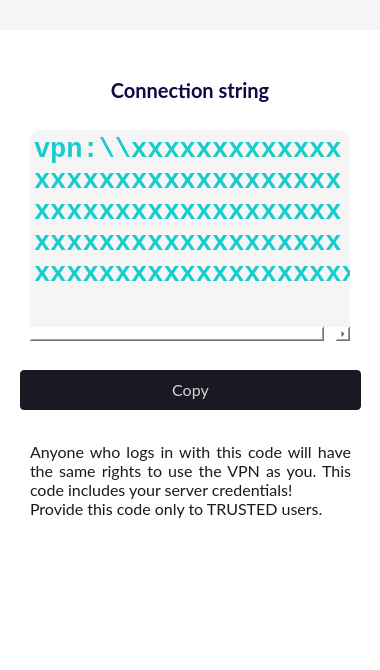
First picture: the form in client/ui/mainwindow.ui, repository amnezia-vpn/amnezia-client, before the edit.
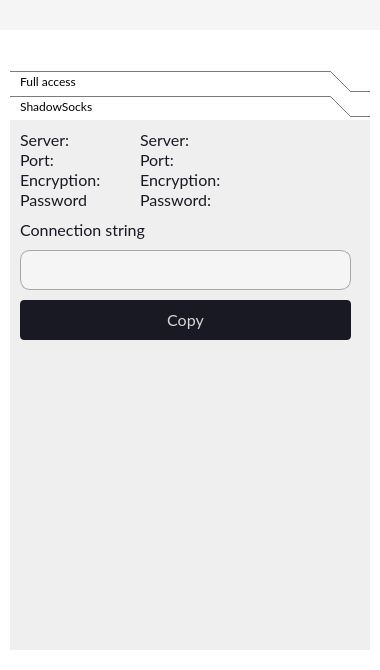
Second picture: the form after the edit. The open tabs and pages were chosen to show the change. Icons and pictures are not drawn. Custom widgets are drawn as their Qt base class.

Commit message: QR code lib added ShadowSocks export ui stylesheet fixes ip:port regexp fixed dns settings reset bug fixed

```diff
--- a/client/ui/mainwindow.ui
+++ b/client/ui/mainwindow.ui
@@ -14,8 +14,30 @@
    <string/>
   </property>
   <property name="styleSheet">
-   <string notr="true">
+   <string notr="true">QWidget {
+font-family: &quot;Lato&quot;;
+}
+
+/*----------------------*/
+
+QPushButton {
+	font-size: 16px;
+	outline: none;
+	font-style: normal;
+	font-weight: normal;
+
+	border: none;
+}
+QPushButton:disabled {
+	border: none;
+}
+
 QLabel {
+	outline: none;
+	font-size: 16px;
+
+	font-style: normal;
+	font-weight: normal;
     color: #181922;
 }
 QLabel:disabled {
@@ -25,25 +47,27 @@
 QMessageBox QLabel {
     font: 16px &quot;Lato&quot;;	
 }
-/*
-QMessageBox QPushButton {
-    border: 1;
-}
-*/
+
 
 /*----------------------*/
 
+QTextEdit {
+background: #F4F4F4;
+
+/* grey */
+border: 1px solid #A7A7A7;
+color: #333333;
+
+}
+
 QLineEdit {
-    border: none;
-    border-bottom:2px solid rgb(120, 120, 120);
+font-size: 16px;
+selection-background-color: darkgray;
 
-	color: rgb(140, 140, 140);
+background: #F4F4F4;
 
-	/*font: 13pt &quot;JMH Cthulhumbus&quot;;*/
-
-	background:transparent;
-
-    selection-background-color: darkgray;
+border: 1px solid #A7A7A7;
+color: #333333;
 }
 
 QLineEdit:focus {
@@ -58,12 +82,15 @@
     color: rgb(127, 127, 127);
 }
 
+QRadioButton {
+    color: #181922;
+	font-size: 16px;
+    background: transparent;
+}
 
 QCheckBox {
     color: #181922;
-
-	font: 63 11pt &quot;Open Sans&quot;;
-	/*font: 11pt &quot;JMH Cthulhumbus&quot;;*/
+	font-size: 16px;
     background: transparent;
 }
 
@@ -86,7 +113,7 @@
 
 
 QScrollBar:vertical { /* The area behind the scrollbar covering entire height.   */  
-    background-color: black;
+    background-color: grey;
     opacity: 100;
     width: 7px; /* set width to zero to hide scrollbar entirely. Can look quite clean and scrolling still works with mousewheel.  */
     margin: 0px 0px; /* Takes the height of the buttons + 3 extra pixels to leave some free space between handle and buttons */
@@ -152,25 +179,7 @@
      </rect>
     </property>
     <property name="styleSheet">
-     <string notr="true">QWidget {
-	font: 16px &quot;Lato&quot;;	
-	outline: none;
-	font-style: normal;
-	font-weight: normal;
-}
-
-/*----------------------*/
-
-QPushButton {
-	border: none;
-}
-QPushButton:disabled {
-	border: none;
-}
-
-/*----------------------*/
-
-QWidget #widget_main {
+     <string notr="true">QWidget #widget_main {
 	background: white;
 }
 </string>
@@ -251,9 +260,7 @@
       </rect>
      </property>
      <property name="styleSheet">
-      <string notr="true">QWidget {
-	background: white;
-}</string>
+      <string notr="true"/>
      </property>
      <property name="currentIndex">
       <number>2</number>
@@ -2442,48 +2449,111 @@
         <string/>
        </property>
       </widget>
-      <widget class="QLabel" name="label_sites_add_custom_2">
-       <property name="enabled">
-        <bool>true</bool>
-       </property>
+      <widget class="QToolBox" name="toolBox_share_connection">
        <property name="geometry">
         <rect>
-         <x>20</x>
+         <x>10</x>
          <y>40</y>
-         <width>340</width>
-         <height>40</height>
+         <width>360</width>
+         <height>580</height>
         </rect>
        </property>
+       <property name="sizePolicy">
+        <sizepolicy hsizetype="Ignored" vsizetype="Ignored">
+         <horstretch>0</horstretch>
+         <verstretch>0</verstretch>
+        </sizepolicy>
+       </property>
+       <property name="font">
+        <font>
+         <family>Lato</family>
+         <weight>50</weight>
+         <italic>false</italic>
+         <bold>false</bold>
+        </font>
+       </property>
        <property name="styleSheet">
-        <string notr="true">font-family: Lato;
+        <string notr="true">QToolBox {
+margins: 0px;
+}
+
+QToolBox  QFrame {
+background: transparent;
+}
+
+QToolBox &gt; QWidget {
+	font: 25px &quot;Lato&quot;;	
+
+background: transparent;
+border-radius: 5px;
+
+    background: qlineargradient(x1: 0, y1: 0, x2: 0, y2: 1,
+                                stop: 0 #F1F1F1, stop: 0.4 #FFFFFF,
+                                stop: 0.5 #F8F8F8, stop: 1.0 #FFFFFF);
+
+}
+
+QToolBox::tab {
+    background: qlineargradient(x1: 0, y1: 0, x2: 0, y2: 1,
+                                stop: 0 #E1E1E1, stop: 0.4 #DDDDDD,
+                                stop: 0.5 #D8D8D8, stop: 1.0 #D3D3D3);
+border-radius: 2px;
+font-family: Lato;
 font-style: normal;
 font-weight: bold;
-font-size: 20px;
-line-height: 25px;
+font-size: 23px;
 color: #100A44;
-</string>
+image: url(:/images/share.png);
+image-position: left;
+padding-left: 10px;
+
+  border-color: #DDDDDD;
+  border-bottom: 2px solid #DDDDDD;
+}
+
+QToolBox::tab:hover {
+  border-color: #148CD2;
+  border-bottom: 2px solid #148CD2;
+}</string>
        </property>
-       <property name="text">
-        <string>Connection string</string>
+       <property name="frameShape">
+        <enum>QFrame::NoFrame</enum>
        </property>
-       <property name="alignment">
-        <set>Qt::AlignCenter</set>
+       <property name="lineWidth">
+        <number>0</number>
        </property>
-       <property name="wordWrap">
-        <bool>true</bool>
+       <property name="currentIndex">
+        <number>1</number>
        </property>
-      </widget>
-      <widget class="QTextEdit" name="textEdit_sharing_code">
-       <property name="geometry">
-        <rect>
-         <x>30</x>
-         <y>100</y>
-         <width>320</width>
-         <height>211</height>
-        </rect>
+       <property name="tabSpacing">
+        <number>2</number>
        </property>
-       <property name="styleSheet">
-        <string notr="true">QTextEdit {
+       <widget class="QWidget" name="page_share_main">
+        <property name="geometry">
+         <rect>
+          <x>0</x>
+          <y>0</y>
+          <width>360</width>
+          <height>500</height>
+         </rect>
+        </property>
+        <property name="styleSheet">
+         <string notr="true"/>
+        </property>
+        <attribute name="label">
+         <string>  Full access</string>
+        </attribute>
+        <widget class="QTextEdit" name="textEdit_sharing_code">
+         <property name="geometry">
+          <rect>
+           <x>10</x>
+           <y>10</y>
+           <width>330</width>
+           <height>100</height>
+          </rect>
+         </property>
+         <property name="styleSheet">
+          <string notr="true">QTextEdit {
 
 background: #F5F5F5;
 border-radius: 10px;
@@ -2492,80 +2562,43 @@
 font-family: Consolas;
 font-style: normal;
 font-weight: bold;
-font-size: 22px;
-line-height: 110%;
-/* or 35px */
+font-size: 20px;
+
 text-align: center;
 
 color: #15CDCB;
 
 }
 </string>
-       </property>
-       <property name="lineWrapMode">
-        <enum>QTextEdit::FixedColumnWidth</enum>
-       </property>
-       <property name="lineWrapColumnOrWidth">
-        <number>30</number>
-       </property>
-       <property name="readOnly">
-        <bool>true</bool>
-       </property>
-       <property name="html">
-        <string>&lt;!DOCTYPE HTML PUBLIC &quot;-//W3C//DTD HTML 4.0//EN&quot; &quot;http://www.w3.org/TR/REC-html40/strict.dtd&quot;&gt;
+         </property>
+         <property name="lineWrapMode">
+          <enum>QTextEdit::FixedColumnWidth</enum>
+         </property>
+         <property name="lineWrapColumnOrWidth">
+          <number>30</number>
+         </property>
+         <property name="readOnly">
+          <bool>true</bool>
+         </property>
+         <property name="html">
+          <string>&lt;!DOCTYPE HTML PUBLIC &quot;-//W3C//DTD HTML 4.0//EN&quot; &quot;http://www.w3.org/TR/REC-html40/strict.dtd&quot;&gt;
 &lt;html&gt;&lt;head&gt;&lt;meta name=&quot;qrichtext&quot; content=&quot;1&quot; /&gt;&lt;style type=&quot;text/css&quot;&gt;
 p, li { white-space: pre-wrap; }
-&lt;/style&gt;&lt;/head&gt;&lt;body style=&quot; font-family:'Consolas'; font-size:22px; font-weight:600; font-style:normal;&quot;&gt;
+&lt;/style&gt;&lt;/head&gt;&lt;body style=&quot; font-family:'Consolas'; font-size:20px; font-weight:600; font-style:normal;&quot;&gt;
 &lt;p style=&quot; margin-top:0px; margin-bottom:0px; margin-left:0px; margin-right:0px; -qt-block-indent:0; text-indent:0px;&quot;&gt;&lt;span style=&quot; font-size:20pt;&quot;&gt;vpn:\\xxxxxxxxxxxxxxxxxxxxxxxxxxxxxxxxxxxxxxxxxxxxxxxxxxxxxxxxxxxxxxxxxxxxxxxxxxxxxxxxxxxxxxxxxxx&lt;/span&gt;&lt;/p&gt;&lt;/body&gt;&lt;/html&gt;</string>
-       </property>
-      </widget>
-      <widget class="QPushButton" name="pushButton_copy_sharing_code">
-       <property name="geometry">
-        <rect>
-         <x>20</x>
-         <y>340</y>
-         <width>341</width>
-         <height>40</height>
-        </rect>
-       </property>
-       <property name="cursor">
-        <cursorShape>PointingHandCursor</cursorShape>
-       </property>
-       <property name="styleSheet">
-        <string notr="true">QPushButton {
-	font-size: 13pt;
-	font: &quot;Open Sans Semibold&quot;;
-	color:rgb(212, 212, 212);
-	
-background: #181922;
-border-radius: 4px;
-
-font-family: Lato;
-font-style: normal;
-font-weight: normal;
-font-size: 16px;
-line-height: 21px;
-
-}
-QPushButton:hover {
-background: #282932;
-}</string>
-       </property>
-       <property name="text">
-        <string>Copy</string>
-       </property>
-      </widget>
-      <widget class="QLabel" name="label_12">
-       <property name="geometry">
-        <rect>
-         <x>30</x>
-         <y>400</y>
-         <width>321</width>
-         <height>101</height>
-        </rect>
-       </property>
-       <property name="styleSheet">
-        <string notr="true">font-family: Lato;
+         </property>
+        </widget>
+        <widget class="QLabel" name="label_12">
+         <property name="geometry">
+          <rect>
+           <x>10</x>
+           <y>180</y>
+           <width>321</width>
+           <height>111</height>
+          </rect>
+         </property>
+         <property name="styleSheet">
+          <string notr="true">font-family: Lato;
 font-style: normal;
 font-weight: normal;
 font-size: 16px;
@@ -2573,33 +2606,280 @@
 
 color: #181922;
 </string>
-       </property>
-       <property name="text">
-        <string>Anyone who logs in with this code will have the same rights to use the VPN as you. This code includes your server credentials!
+         </property>
+         <property name="text">
+          <string>Anyone who logs in with this code will have the same permissions to use VPN and your server as you. 
+This code includes your server credentials!
 Provide this code only to TRUSTED users.</string>
-       </property>
-       <property name="alignment">
-        <set>Qt::AlignJustify|Qt::AlignVCenter</set>
-       </property>
-       <property name="wordWrap">
-        <bool>true</bool>
-       </property>
-      </widget>
-      <widget class="QLabel" name="label_29">
-       <property name="geometry">
-        <rect>
-         <x>110</x>
-         <y>590</y>
-         <width>150</width>
-         <height>22</height>
-        </rect>
-       </property>
-       <property name="styleSheet">
-        <string notr="true">image: url(:/images/AmneziaVPN.png);</string>
-       </property>
-       <property name="text">
-        <string/>
-       </property>
+         </property>
+         <property name="alignment">
+          <set>Qt::AlignJustify|Qt::AlignVCenter</set>
+         </property>
+         <property name="wordWrap">
+          <bool>true</bool>
+         </property>
+        </widget>
+        <widget class="QPushButton" name="pushButton_copy_sharing_code">
+         <property name="geometry">
+          <rect>
+           <x>10</x>
+           <y>130</y>
+           <width>331</width>
+           <height>40</height>
+          </rect>
+         </property>
+         <property name="cursor">
+          <cursorShape>PointingHandCursor</cursorShape>
+         </property>
+         <property name="styleSheet">
+          <string notr="true">QPushButton {
+	font-size: 13pt;
+	font: &quot;Open Sans Semibold&quot;;
+	color:rgb(212, 212, 212);
+	
+background: #181922;
+border-radius: 4px;
+
+font-family: Lato;
+font-style: normal;
+font-weight: normal;
+font-size: 16px;
+line-height: 21px;
+
+}
+QPushButton:hover {
+background: #282932;
+}</string>
+         </property>
+         <property name="text">
+          <string>Copy</string>
+         </property>
+        </widget>
+       </widget>
+       <widget class="QWidget" name="page_share_shadowsocks">
+        <property name="geometry">
+         <rect>
+          <x>0</x>
+          <y>0</y>
+          <width>360</width>
+          <height>500</height>
+         </rect>
+        </property>
+        <property name="styleSheet">
+         <string notr="true"/>
+        </property>
+        <attribute name="label">
+         <string>  ShadowSocks</string>
+        </attribute>
+        <widget class="QLabel" name="label_13">
+         <property name="geometry">
+          <rect>
+           <x>10</x>
+           <y>70</y>
+           <width>100</width>
+           <height>20</height>
+          </rect>
+         </property>
+         <property name="text">
+          <string>Password</string>
+         </property>
+        </widget>
+        <widget class="QLabel" name="label_30">
+         <property name="geometry">
+          <rect>
+           <x>10</x>
+           <y>10</y>
+           <width>100</width>
+           <height>20</height>
+          </rect>
+         </property>
+         <property name="text">
+          <string>Server:</string>
+         </property>
+        </widget>
+        <widget class="QLabel" name="label_31">
+         <property name="geometry">
+          <rect>
+           <x>10</x>
+           <y>50</y>
+           <width>100</width>
+           <height>20</height>
+          </rect>
+         </property>
+         <property name="text">
+          <string>Encryption:</string>
+         </property>
+        </widget>
+        <widget class="QLabel" name="label_32">
+         <property name="geometry">
+          <rect>
+           <x>10</x>
+           <y>30</y>
+           <width>100</width>
+           <height>20</height>
+          </rect>
+         </property>
+         <property name="text">
+          <string>Port:</string>
+         </property>
+        </widget>
+        <widget class="QLabel" name="label_share_ss_server">
+         <property name="geometry">
+          <rect>
+           <x>130</x>
+           <y>10</y>
+           <width>111</width>
+           <height>20</height>
+          </rect>
+         </property>
+         <property name="text">
+          <string>Server:</string>
+         </property>
+         <property name="textInteractionFlags">
+          <set>Qt::LinksAccessibleByMouse|Qt::TextSelectableByMouse</set>
+         </property>
+        </widget>
+        <widget class="QLabel" name="label_share_ss_method">
+         <property name="geometry">
+          <rect>
+           <x>130</x>
+           <y>50</y>
+           <width>201</width>
+           <height>20</height>
+          </rect>
+         </property>
+         <property name="text">
+          <string>Encryption:</string>
+         </property>
+         <property name="textInteractionFlags">
+          <set>Qt::LinksAccessibleByMouse|Qt::TextSelectableByMouse</set>
+         </property>
+        </widget>
+        <widget class="QLabel" name="label_share_ss_port">
+         <property name="geometry">
+          <rect>
+           <x>130</x>
+           <y>30</y>
+           <width>111</width>
+           <height>20</height>
+          </rect>
+         </property>
+         <property name="text">
+          <string>Port:</string>
+         </property>
+         <property name="textInteractionFlags">
+          <set>Qt::LinksAccessibleByMouse|Qt::TextSelectableByMouse</set>
+         </property>
+        </widget>
+        <widget class="QLabel" name="label_share_ss_password">
+         <property name="geometry">
+          <rect>
+           <x>130</x>
+           <y>70</y>
+           <width>201</width>
+           <height>20</height>
+          </rect>
+         </property>
+         <property name="text">
+          <string>Password:</string>
+         </property>
+         <property name="textInteractionFlags">
+          <set>Qt::LinksAccessibleByMouse|Qt::TextSelectableByMouse</set>
+         </property>
+        </widget>
+        <widget class="QLabel" name="label_33">
+         <property name="geometry">
+          <rect>
+           <x>10</x>
+           <y>100</y>
+           <width>191</width>
+           <height>20</height>
+          </rect>
+         </property>
+         <property name="text">
+          <string>Connection string</string>
+         </property>
+        </widget>
+        <widget class="QPushButton" name="pushButton_share_ss_code">
+         <property name="geometry">
+          <rect>
+           <x>10</x>
+           <y>180</y>
+           <width>331</width>
+           <height>40</height>
+          </rect>
+         </property>
+         <property name="cursor">
+          <cursorShape>PointingHandCursor</cursorShape>
+         </property>
+         <property name="styleSheet">
+          <string notr="true">QPushButton {
+	font-size: 13pt;
+	font: &quot;Open Sans Semibold&quot;;
+	color:rgb(212, 212, 212);
+	
+background: #181922;
+border-radius: 4px;
+
+font-family: Lato;
+font-style: normal;
+font-weight: normal;
+font-size: 16px;
+line-height: 21px;
+
+}
+QPushButton:hover {
+background: #282932;
+}</string>
+         </property>
+         <property name="text">
+          <string>Copy</string>
+         </property>
+        </widget>
+        <widget class="QLabel" name="label_share_ss_qr_code">
+         <property name="geometry">
+          <rect>
+           <x>65</x>
+           <y>250</y>
+           <width>240</width>
+           <height>240</height>
+          </rect>
+         </property>
+         <property name="styleSheet">
+          <string notr="true"/>
+         </property>
+         <property name="text">
+          <string/>
+         </property>
+        </widget>
+        <widget class="QLineEdit" name="lineEdit_share_ss_string">
+         <property name="geometry">
+          <rect>
+           <x>10</x>
+           <y>130</y>
+           <width>331</width>
+           <height>40</height>
+          </rect>
+         </property>
+         <property name="styleSheet">
+          <string notr="true">QLineEdit {
+background: #F5F5F5;
+border-radius: 10px;
+
+
+font-family: Consolas;
+font-style: normal;
+font-weight: bold;
+font-size: 20px;
+
+text-align: center;
+
+color: #15CDCB;
+
+}</string>
+         </property>
+        </widget>
+       </widget>
       </widget>
      </widget>
     </widget>
```
Left out of the diff: 96 changed lines with no effect on the pictures. The commit also changes 9 other files.
